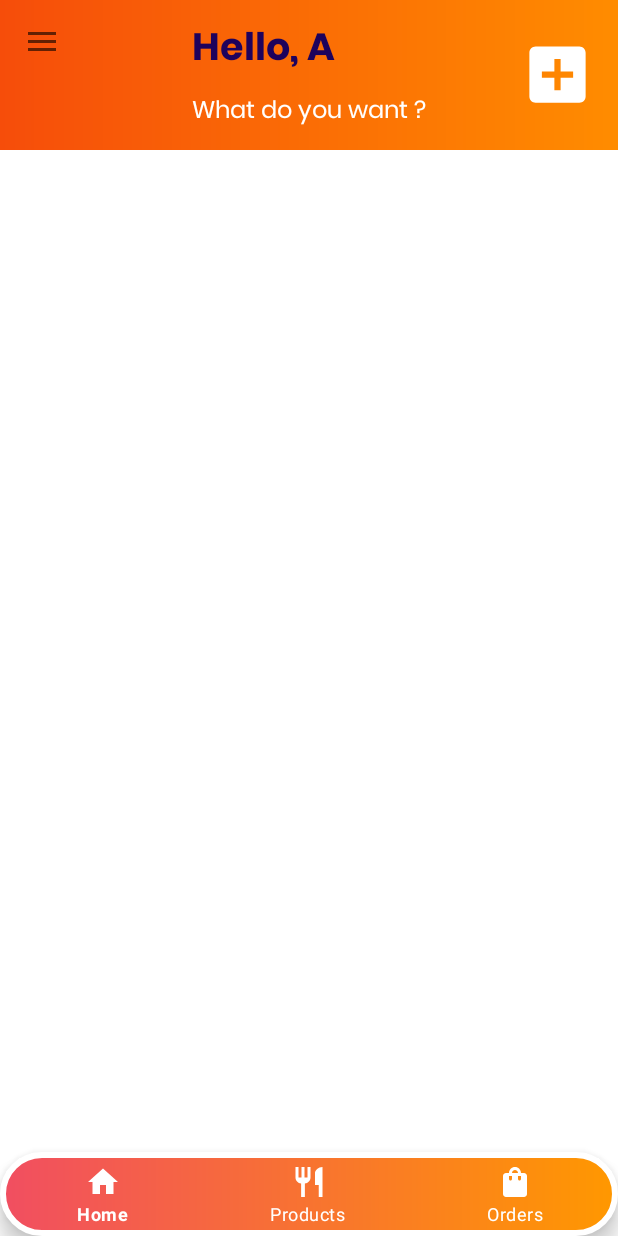
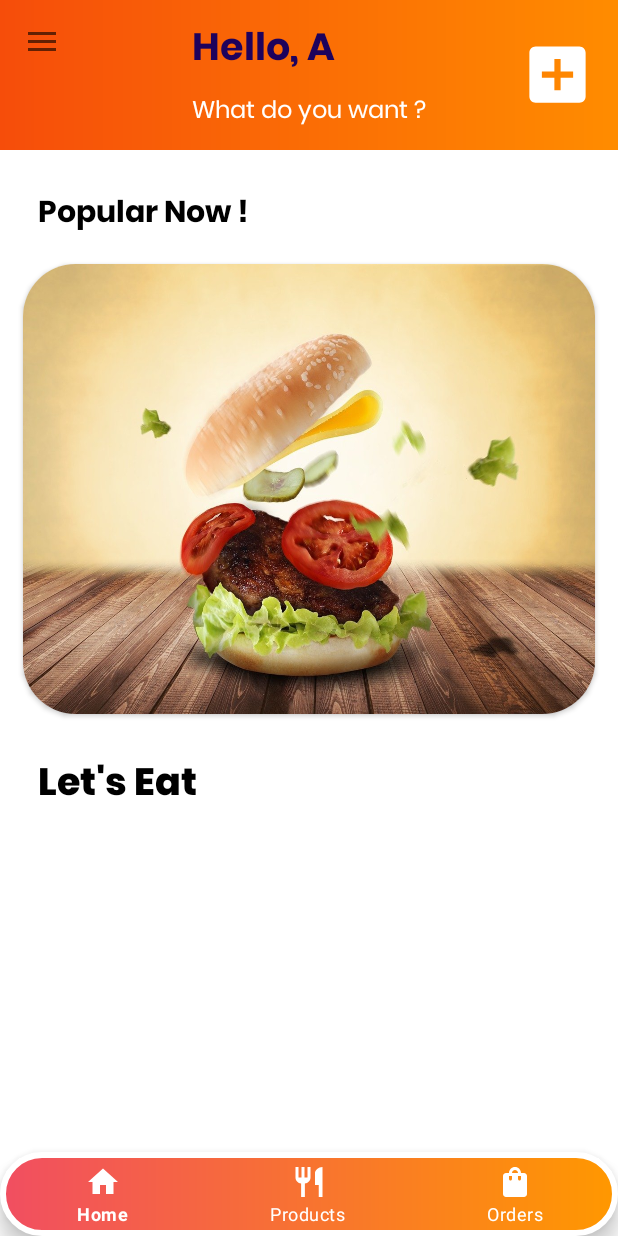
Before and after one commit to AashifAmeer/Food_Train, an Android app: the BottomNavBarActivity screen opened directly, with no data from a screen before it, on a phone screen of 412 x 824 dp. Run offline under Robolectric (Android 15) with nearby library versions, the phone set to English and light mode, and no system bars; our stand-ins replace Firebase (no records; nobody signed in at launch, a user with empty details on screens opened directly), navigation-ui; Roboto replaces fonts that are not available here; 2 statements that could not run were skipped.

Commit message:
new ui added

```diff
--- a/app/build.gradle
+++ b/app/build.gradle
@@ -56,6 +56,7 @@ dependencies {
     implementation 'androidx.navigation:navigation-fragment-ktx:2.5.3'
     implementation 'androidx.navigation:navigation-ui-ktx:2.5.3'
     implementation 'com.google.android.gms:play-services-maps:18.1.0'
+    implementation 'androidx.swiperefreshlayout:swiperefreshlayout:1.1.0'
     testImplementation 'junit:junit:4.13.2'
     androidTestImplementation 'androidx.test.ext:junit:1.1.5'
     implementation 'org.jetbrains.kotlinx:kotlinx-coroutines-play-services:1.5.0'
--- a/app/src/main/java/com/example/foodtrain/GlideLoader.kt
+++ b/app/src/main/java/com/example/foodtrain/GlideLoader.kt
@@ -15,7 +15,7 @@ class GlideLoader (val context :Context){
             Glide
                 .with(context)
                 .load(imageURI)
-                .centerCrop()
+                .fitCenter()
                 .placeholder(R.drawable.ic_launcher_background)
                 .into(imageView)
         }catch (e :IOException){
--- a/app/src/main/java/com/example/foodtrain/userInterface/activities/BottomNavBarActivity.kt
+++ b/app/src/main/java/com/example/foodtrain/userInterface/activities/BottomNavBarActivity.kt
@@ -64,6 +64,9 @@ class BottomNavBarActivity : BaseActivity() {
 
     }
 
+    override fun onBackPressed() {
+        doubleBackToExit()
+    }
     private fun sideNavigationBar(){
         val drawerLayout = findViewById<DrawerLayout>(R.id.container)
         val navigationView = findViewById<NavigationView>(R.id.sideNavigationView)
--- a/app/src/main/java/com/example/foodtrain/userInterface/activities/SecondViewActivity.kt
+++ b/app/src/main/java/com/example/foodtrain/userInterface/activities/SecondViewActivity.kt
@@ -17,9 +17,11 @@ class SecondViewActivity : AppCompatActivity() {
         loginLink.setOnClickListener {
             //startActivity(Intent(this@SecondViewActivity, LoginActivity::class.java))
             startActivity(Intent(this@SecondViewActivity, BottomNavBarActivity::class.java))
+            finish()
         }
         signUpLink.setOnClickListener {
             startActivity(Intent(this@SecondViewActivity, RegisterActivity::class.java))
+            finish()
         }
     }
 }
--- a/app/src/main/java/com/example/foodtrain/userInterface/fragments/HomeFragment.kt
+++ b/app/src/main/java/com/example/foodtrain/userInterface/fragments/HomeFragment.kt
@@ -7,6 +7,7 @@ import android.view.ViewGroup
 import androidx.fragment.app.Fragment
 import androidx.recyclerview.widget.LinearLayoutManager
 import androidx.recyclerview.widget.RecyclerView
+import androidx.swiperefreshlayout.widget.SwipeRefreshLayout
 import com.example.foodtrain.R
 import com.example.foodtrain.adapters.HomeHorAdapter
 import com.example.foodtrain.adapters.HomeVerFoodListAdapter
@@ -23,6 +24,7 @@ class HomeFragment : Fragment() {
     private var productList = ArrayList<FoodType>()
     private lateinit var recyclerViewHor : RecyclerView
     private lateinit var recyclerViewVer : RecyclerView
+    private lateinit var swipeRefreshLayout: SwipeRefreshLayout
 
     private var _binding: FragmentHomeBinding? = null
 
@@ -40,19 +42,32 @@ class HomeFragment : Fragment() {
 
         recyclerViewHor = root.findViewById(R.id.food_type_recycler)
         recyclerViewVer = root.findViewById(R.id.food_list_vertical_recycler)
+        swipeRefreshLayout = root.findViewById(R.id.swipe_refresh_layout)
+
 
         productList.clear()
+        swipeRefreshLayout.setOnRefreshListener {
+            GlobalScope.launch(Dispatchers.Main) {
+                swipeRefreshLayout.isRefreshing = true
+                val foodTypes = FireStoreClass().loadFoodTypes()
+                productList.clear()
+                productList.addAll(foodTypes)
+                recyclerViewHor.adapter?.notifyDataSetChanged()
+                recyclerViewVer.adapter?.notifyDataSetChanged()
+                swipeRefreshLayout.isRefreshing = false
+            }
+        }
+
 
         GlobalScope.launch(Dispatchers.Main) {
+            swipeRefreshLayout.isRefreshing = true
             val foodTypes = FireStoreClass().loadFoodTypes()
+            productList.clear()
             productList.addAll(foodTypes)
             recyclerViewHor.adapter?.notifyDataSetChanged()
             recyclerViewVer.adapter?.notifyDataSetChanged()
+            swipeRefreshLayout.isRefreshing = false
         }
-
-
-
-
 
         // Set up RecyclerView vertical
 
@@ -73,12 +88,16 @@ class HomeFragment : Fragment() {
         recyclerViewHor.isNestedScrollingEnabled = true
 
         val adapter = HomeHorAdapter(requireContext(),productList){foodType ->
+
             showTypeOfFood(foodType.foodItems)
         }
         recyclerViewHor.adapter = adapter
 
+
+
         // Set up RecyclerView vertical
         recyclerViewVer.layoutManager = LinearLayoutManager(requireContext(),RecyclerView.VERTICAL,false)
+
 
         // Add sample products
         //addSampleProducts()
--- /dev/null
+++ b/app/src/main/res/drawable/ic_baseline_add_box_black_24.xml
@@ -0,0 +1,5 @@
+<vector android:height="24dp" android:tint="#000000"
+    android:viewportHeight="24" android:viewportWidth="24"
+    android:width="24dp" xmlns:android="http://schemas.android.com/apk/res/android">
+    <path android:fillColor="@android:color/white" android:pathData="M19,3L5,3c-1.11,0 -2,0.9 -2,2v14c0,1.1 0.89,2 2,2h14c1.1,0 2,-0.9 2,-2L21,5c0,-1.1 -0.9,-2 -2,-2zM17,13h-4v4h-2v-4L7,13v-2h4L11,7h2v4h4v2z"/>
+</vector>
--- a/app/src/main/res/layout/fragment_home.xml
+++ b/app/src/main/res/layout/fragment_home.xml
@@ -1,10 +1,17 @@
 <?xml version="1.0" encoding="utf-8"?>
-<androidx.core.widget.NestedScrollView xmlns:android="http://schemas.android.com/apk/res/android"
+<androidx.swiperefreshlayout.widget.SwipeRefreshLayout xmlns:android="http://schemas.android.com/apk/res/android"
     xmlns:app="http://schemas.android.com/apk/res-auto"
     xmlns:tools="http://schemas.android.com/tools"
+    tools:context=".userInterface.fragments.HomeFragment"
+    android:layout_height="match_parent"
+    android:id="@+id/swipe_refresh_layout"
+    android:layout_width="match_parent"
+    >
+
+    <androidx.core.widget.NestedScrollView
         android:layout_width="match_parent"
         android:layout_height="match_parent"
-    tools:context=".userInterface.fragments.HomeFragment">
+        >
 
         <androidx.constraintlayout.widget.ConstraintLayout
             android:layout_width="match_parent"
@@ -23,16 +30,57 @@
             <!--            app:layout_constraintEnd_toEndOf="parent"-->
             <!--            app:layout_constraintStart_toStartOf="parent"-->
             <!--            app:layout_constraintTop_toTopOf="parent" />-->
+            <TextView
+                android:layout_width="wrap_content"
+                android:layout_height="wrap_content"
+                android:text="Popular Now !"
+                android:textColor="@color/black"
+                android:layout_margin="25dp"
+                android:textSize="20sp"
+                android:fontFamily="@font/poppins_bold"
+                android:id="@+id/offer"
+                app:layout_constraintStart_toStartOf="parent"
+                app:layout_constraintTop_toTopOf="parent"
+                />
+            <androidx.cardview.widget.CardView
+                android:id="@+id/first_image_card"
+                android:layout_width="match_parent"
+                android:layout_height="wrap_content"
+                android:layout_margin="15dp"
+                app:cardCornerRadius="35dp"
+                app:layout_constraintEnd_toEndOf="parent"
+                app:layout_constraintStart_toStartOf="parent"
+                app:layout_constraintTop_toBottomOf="@+id/offer"
+                >
+                <ImageView
+                    android:layout_width="match_parent"
+                    android:layout_height="300dp"
+                    android:scaleType="fitXY"
+                    android:src="@drawable/burger_g4704af498_1280"
+                    />
+            </androidx.cardview.widget.CardView>
+            <TextView
+                android:id="@+id/head"
+                android:layout_width="wrap_content"
+                android:layout_height="wrap_content"
+                android:layout_margin="25dp"
+                android:text="Let's Eat"
+                android:textColor="@color/black"
+                android:fontFamily="@font/poppins_extrabold"
+                android:textSize="25sp"
 
+                app:layout_constraintStart_toStartOf="parent"
+                app:layout_constraintTop_toBottomOf="@+id/first_image_card"
+                />
             <androidx.recyclerview.widget.RecyclerView
                 android:id="@+id/food_type_recycler"
-            android:layout_margin="0dp"
+                android:layout_marginTop="15dp"
                 android:orientation="horizontal"
                 android:layout_width="match_parent"
                 android:layout_height="wrap_content"
                 app:layout_constraintEnd_toEndOf="parent"
                 app:layout_constraintStart_toStartOf="parent"
-            app:layout_constraintTop_toTopOf="parent">
+                app:layout_constraintTop_toBottomOf="@+id/head">
 
             </androidx.recyclerview.widget.RecyclerView>
 
@@ -50,3 +98,4 @@
         </androidx.constraintlayout.widget.ConstraintLayout>
 
     </androidx.core.widget.NestedScrollView>
+</androidx.swiperefreshlayout.widget.SwipeRefreshLayout>
--- a/app/src/main/res/layout/home_horizontal_food_item.xml
+++ b/app/src/main/res/layout/home_horizontal_food_item.xml
@@ -4,8 +4,9 @@
     android:orientation="vertical"
     android:layout_width="100dp"
     app:cardBackgroundColor="@color/red"
-    app:cardCornerRadius="20dp"
-    android:layout_margin="17dp"
+    app:cardCornerRadius="35dp"
+    android:layout_margin="10dp"
+    android:id="@+id/horCardView"
     android:layout_height="wrap_content">
 
     <LinearLayout
@@ -19,6 +20,7 @@
             android:id="@+id/food_type"
             android:layout_width="60dp"
             android:layout_height="60dp"
+            android:layout_gravity="center"
             android:src="@drawable/ic_baseline_lunch_dining_24"
             />
         <TextView
```
Also changed, not shown: app/src/main/java/com/example/foodtrain/adapters/HomeHorAdapter.kt (+21 -6 lines), app/src/main/java/com/example/foodtrain/adapters/HomeVerFoodListAdapter.kt (+7 -5 lines), app/src/main/res/layout/home_vertical_food_item_type.xml (+21 -12 lines), app/src/main/res/drawable/burger_g4704af498_1280.jpg (added). Lines whose indentation alone changed are shown as unchanged.
